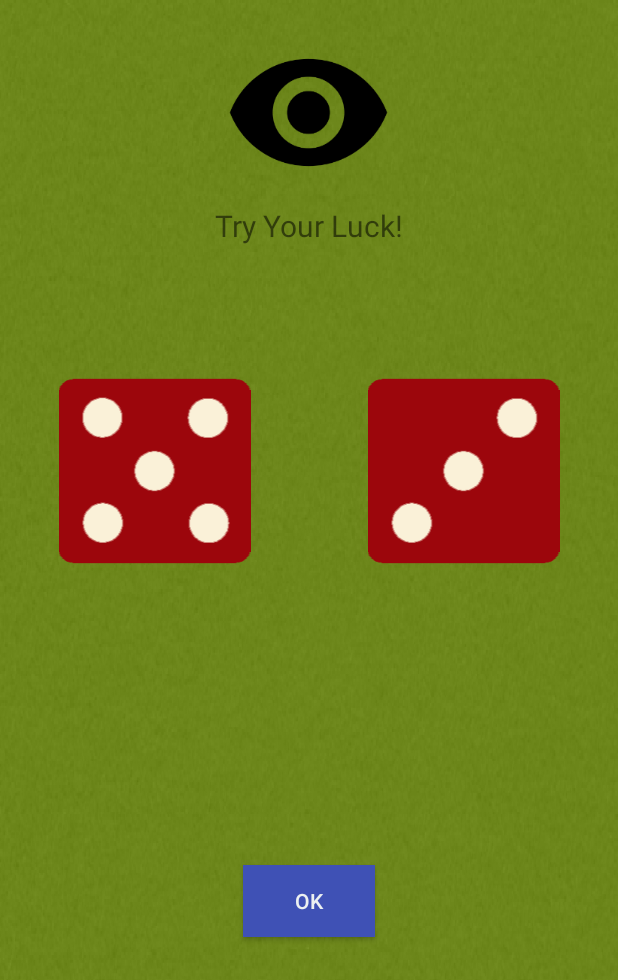
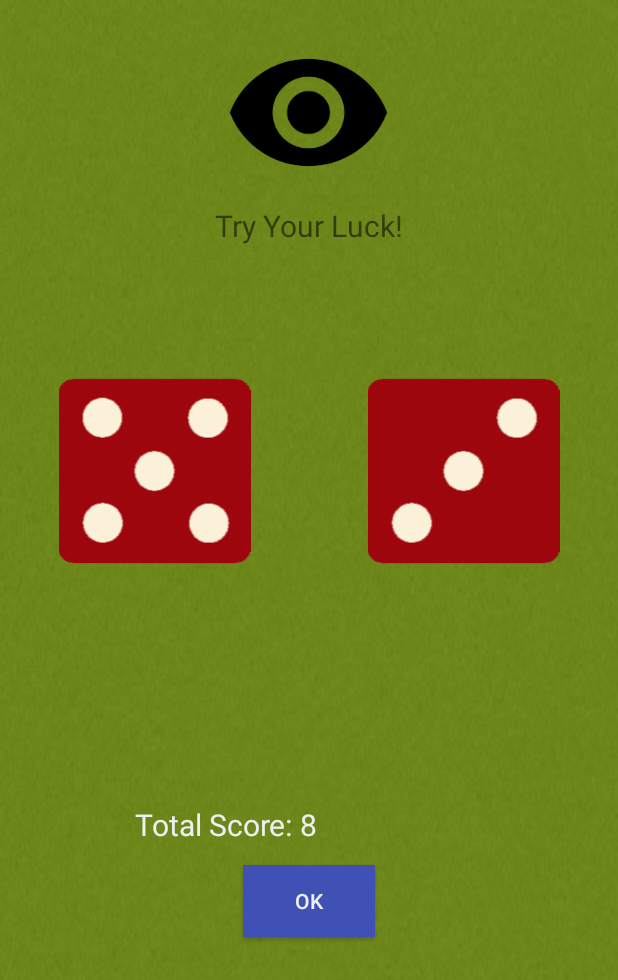
Before and after one commit to Aashutosh2409/dice-Android, an Android app: the screen it shows after launch (MainActivity), after a tap on "OK", on a phone screen of 412 x 824 dp. Shown: the top 980 px of the screen. Run offline under Robolectric (Android 15) with nearby library versions, the phone set to English and light mode, and no system bars.

Commit message:
Added Total-Score option

```diff
--- a/app/src/main/java/com/aashutoshsingh/dicee/MainActivity.java
+++ b/app/src/main/java/com/aashutoshsingh/dicee/MainActivity.java
@@ -1,4 +1,5 @@
 package com.aashutoshsingh.dicee;
+
 
 import android.support.v7.app.AppCompatActivity;
 import android.os.Bundle;
@@ -6,6 +7,7 @@ import android.util.Log;
 import android.view.View;
 import android.widget.Button;
 import android.widget.ImageView;
+import android.widget.TextView;
 
 import java.util.Random;
 
@@ -18,7 +20,7 @@ public class  MainActivity extends AppCompatActivity {
 
         Button rollbutton;
         rollbutton = (Button) findViewById(R.id.btn1);
-
+        final TextView tv = (TextView) findViewById(R.id.num);
 //          2 ways of assigning...final -> we are not going to change the content inside in another part of this app
 //        final ImageView ileft = (ImageView) findViewById(R.id.il);
 //        ImageView iright = (ImageView) findViewById(R.id.ir);
@@ -58,10 +60,11 @@ public class  MainActivity extends AppCompatActivity {
                 ileft.setImageResource(arrayImg[n]);
 
                 n=rand.nextInt(6);
-                p=n+1;
-                Log.d("randomNumber2","generating Number is : " +p);
+                int j=n+1;
+                Log.d("randomNumber2","generating Number is : " +j);
                 iright.setImageResource(arrayImg[n]);
-
+                int l=p+j;
+                tv.setText(java.text.NumberFormat.getInstance().format(l));
             }
         });
     }
--- a/app/src/main/res/layout/activity_main.xml
+++ b/app/src/main/res/layout/activity_main.xml
@@ -51,12 +51,35 @@
             android:src="@drawable/dice1"
             android:id="@+id/ir"
             android:layout_weight="1"/>
+
+
     </LinearLayout>
 
     <RelativeLayout
         android:layout_width="match_parent"
         android:layout_height="match_parent">
+        <TextView
+            android:layout_width="wrap_content"
+            android:layout_height="wrap_content"
+            android:id="@+id/num"
+            android:layout_above="@id/btn1"
+            android:layout_centerHorizontal="true"
+            android:layout_centerInParent="true"
+            android:paddingBottom="13sp"
+            android:textSize="@dimen/size1"
+            android:text="Hit it!!"
+            android:textColor="@color/white"/>
 
+        <TextView
+            android:layout_width="wrap_content"
+            android:layout_height="wrap_content"
+            android:layout_alignTop="@+id/num"
+            android:layout_toLeftOf="@+id/num"
+            android:layout_toStartOf="@+id/num"
+            android:text="Total Score: "
+            android:textSize="@dimen/size1"
+            android:textColor="@color/white"
+            />
         <Button
             android:id="@+id/btn1"
             android:layout_width="wrap_content"
```
